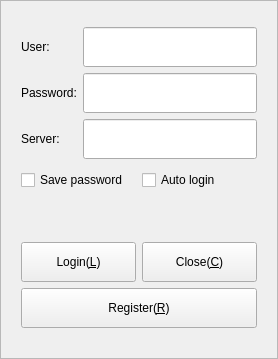
KangLin/RabbitIm, file Widgets/DlgLogin/FrmLogin.ui: the form before one commit.
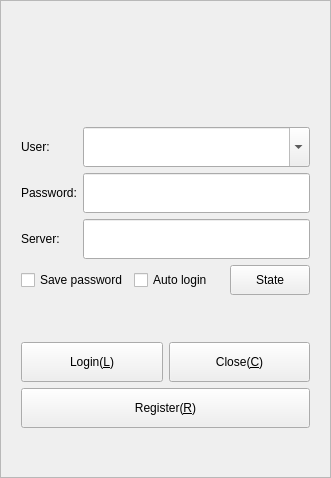
The form after the commit. Icons and pictures are not drawn.

```diff
--- a/Widgets/DlgLogin/FrmLogin.ui
+++ b/Widgets/DlgLogin/FrmLogin.ui
@@ -6,8 +6,8 @@
    <rect>
     <x>0</x>
     <y>0</y>
-    <width>278</width>
-    <height>359</height>
+    <width>329</width>
+    <height>478</height>
    </rect>
   </property>
   <property name="sizePolicy">
@@ -23,6 +23,9 @@
    <iconset resource="../../Resource/Resource.qrc">
     <normaloff>:/icon/AppIcon</normaloff>:/icon/AppIcon</iconset>
   </property>
+  <property name="layoutDirection">
+   <enum>Qt::LeftToRight</enum>
+  </property>
   <property name="frameShape">
    <enum>QFrame::StyledPanel</enum>
   </property>
@@ -31,6 +34,40 @@
   </property>
   <layout class="QGridLayout" name="gridLayout">
    <item row="0" column="0">
+    <widget class="QLabel" name="label_4">
+     <property name="sizePolicy">
+      <sizepolicy hsizetype="Preferred" vsizetype="Fixed">
+       <horstretch>0</horstretch>
+       <verstretch>0</verstretch>
+      </sizepolicy>
+     </property>
+     <property name="minimumSize">
+      <size>
+       <width>50</width>
+       <height>50</height>
+      </size>
+     </property>
+     <property name="maximumSize">
+      <size>
+       <width>116999</width>
+       <height>50</height>
+      </size>
+     </property>
+     <property name="text">
+      <string/>
+     </property>
+     <property name="pixmap">
+      <pixmap resource="../../Resource/Resource.qrc">:/icon/AppIcon</pixmap>
+     </property>
+     <property name="scaledContents">
+      <bool>false</bool>
+     </property>
+     <property name="alignment">
+      <set>Qt::AlignCenter</set>
+     </property>
+    </widget>
+   </item>
+   <item row="1" column="0">
     <widget class="QWidget" name="widget" native="true">
      <property name="sizePolicy">
       <sizepolicy hsizetype="Minimum" vsizetype="Fixed">
@@ -77,7 +114,7 @@
        </widget>
       </item>
       <item row="0" column="1">
-       <widget class="QLineEdit" name="lnUser">
+       <widget class="QComboBox" name="cmbUser">
         <property name="minimumSize">
          <size>
           <width>0</width>
@@ -90,6 +127,9 @@
           <height>40</height>
          </size>
         </property>
+        <property name="editable">
+         <bool>true</bool>
+        </property>
        </widget>
       </item>
       <item row="1" column="0">
@@ -189,7 +229,7 @@
           </property>
           <property name="minimumSize">
            <size>
-            <width>0</width>
+            <width>90</width>
             <height>30</height>
            </size>
           </property>
@@ -214,7 +254,7 @@
           </property>
           <property name="minimumSize">
            <size>
-            <width>0</width>
+            <width>90</width>
             <height>30</height>
            </size>
           </property>
@@ -229,6 +269,40 @@
           </property>
          </widget>
         </item>
+        <item>
+         <widget class="QPushButton" name="pbState">
+          <property name="sizePolicy">
+           <sizepolicy hsizetype="Expanding" vsizetype="Fixed">
+            <horstretch>0</horstretch>
+            <verstretch>0</verstretch>
+           </sizepolicy>
+          </property>
+          <property name="minimumSize">
+           <size>
+            <width>0</width>
+            <height>30</height>
+           </size>
+          </property>
+          <property name="maximumSize">
+           <size>
+            <width>16777215</width>
+            <height>30</height>
+           </size>
+          </property>
+          <property name="text">
+           <string>State</string>
+          </property>
+          <property name="autoDefault">
+           <bool>false</bool>
+          </property>
+          <property name="default">
+           <bool>false</bool>
+          </property>
+          <property name="flat">
+           <bool>false</bool>
+          </property>
+         </widget>
+        </item>
        </layout>
       </item>
       <item row="4" column="0" colspan="2">
```
Left out of the diff: 1 changed line with no effect on the pictures.
